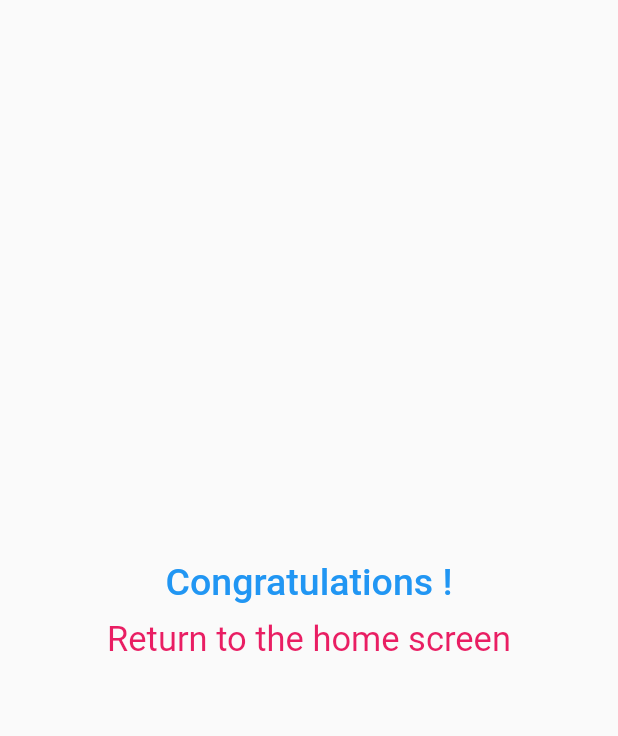
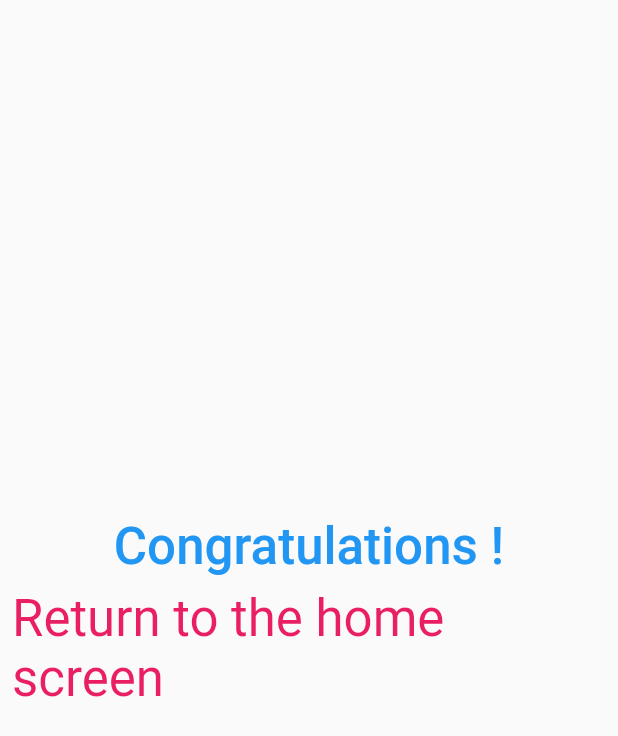
Before and after one commit to emircancavusoglu/quizApp, a Flutter app: the EndScreen screen opened directly, on a phone screen of 412 x 824 dp. Shown: the top 736 px of the screen. Run offline on Flutter 3.47's test engine with Material 2 defaults, Android fonts, the phone set to English and light mode, and no system bars.

Commit message:
read from theme

```diff
--- a/lib/endScreen.dart
+++ b/lib/endScreen.dart
@@ -6,16 +6,22 @@ class EndScreen extends StatelessWidget {
   const EndScreen({Key? key}) : super(key: key);
   @override
   Widget build(BuildContext context) {
-
+    final theme = Theme.of(context);
     return Scaffold(
       body: Center(
         child: Column(
           mainAxisAlignment: MainAxisAlignment.center,
           children: [
-            const Text(Strings.congratulations,style: TextStyle(fontWeight: FontWeight.w500,fontSize: 25,color: Colors.blue),),
+             Text(Strings.congratulations,style: theme.textTheme.headlineMedium?.copyWith(
+              fontWeight: FontWeight.w500,
+              color: Colors.blue,
+            )),
             TextButton(onPressed: (){
               Navigator.of(context).pop();
-            },child: const Text(Strings.returnHome,style: TextStyle(fontSize: 23,fontWeight: FontWeight.w400,color: Colors.pink),
+            },child: Text(Strings.returnHome,style: theme.textTheme.headlineMedium?.copyWith(
+              fontWeight: FontWeight.w400,
+              color: Colors.pink,
+            )
             ),
             )
           ],
```
